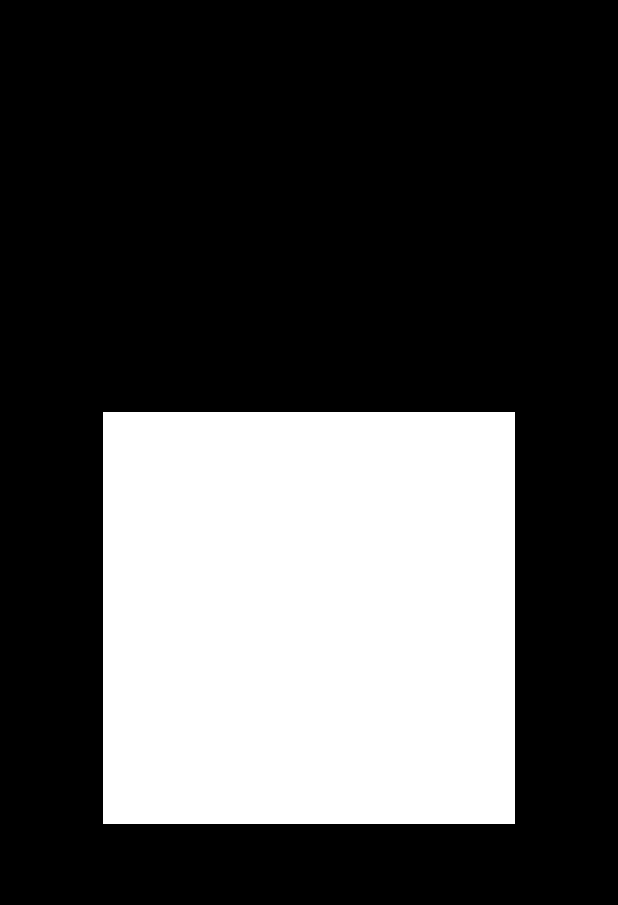
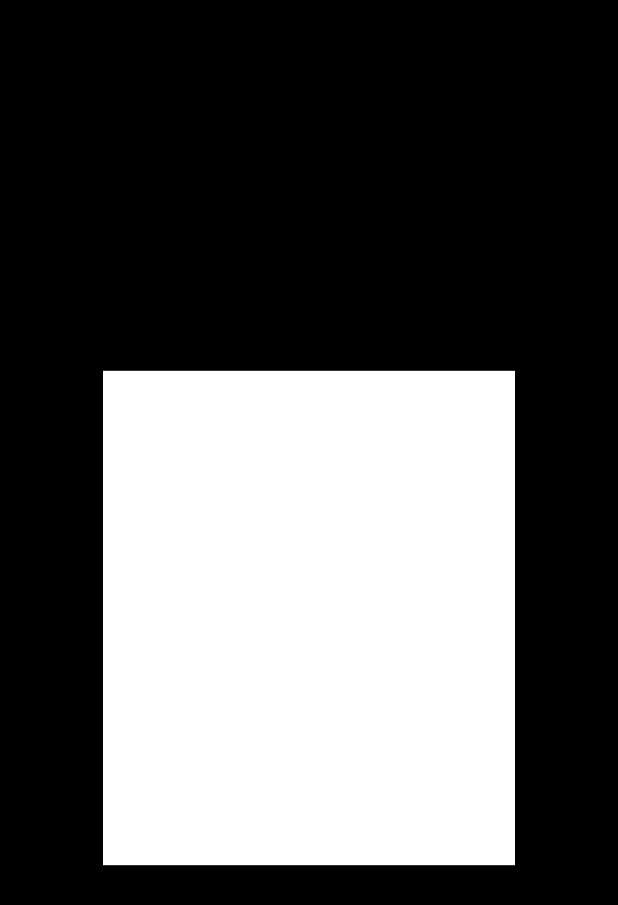
Before and after one commit to JAICHANGPARK/flutter_notebook_8th_story, a Flutter app: the screen it shows after launch, on a phone screen of 412 x 824 dp. Shown: the top 905 px of the screen. Run offline on Flutter 3.47's test engine with Material 2 defaults, Android fonts, the phone set to English and light mode, and no system bars; our stand-ins replace badges, flutter_hooks, google_fonts, hooks_riverpod, state_notifier.

Commit message:
Update banking_app.dart

```diff
--- a/lib/ep594_banking_app/banking_app.dart
+++ b/lib/ep594_banking_app/banking_app.dart
@@ -1,3 +1,5 @@
+import 'dart:ui';
+
 import 'package:flutter/material.dart';
 
 
@@ -18,10 +20,13 @@ class BankingCardPage extends StatelessWidget {
       backgroundColor: Colors.black,
       body: Center(
         child: Container(
-          height: MediaQuery.of(context).size.height / 3,
+          height: MediaQuery.of(context).size.height / 2.5,
           width: MediaQuery.of(context).size.width / 1.5,
           decoration: BoxDecoration(
             color: Colors.white
+          ),
+          child: BackdropFilter(
+            filter: ImageFilter.blur(),
           ),
         ),
 
```
